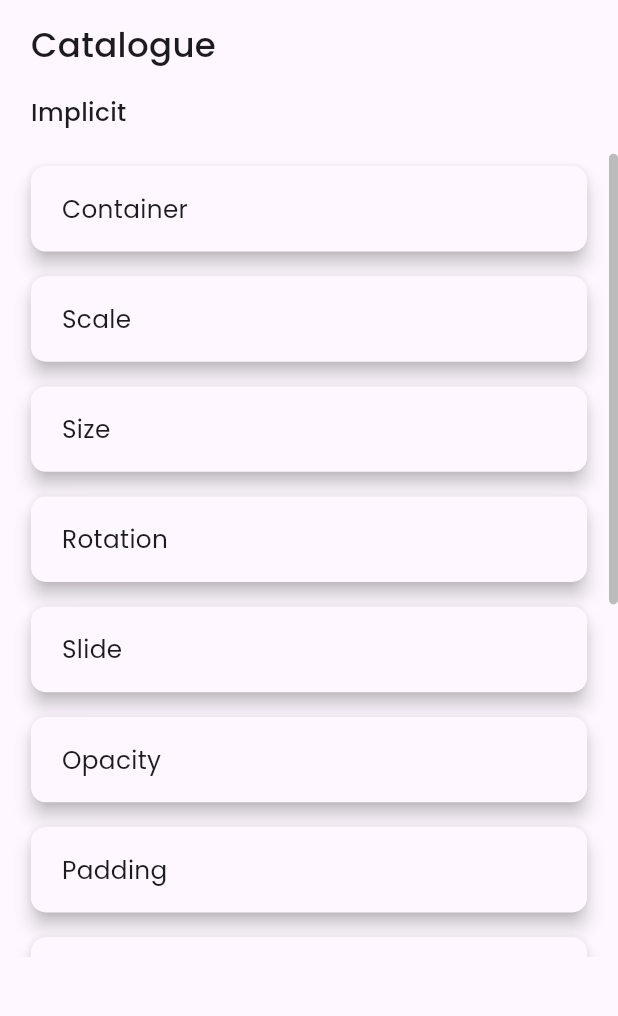
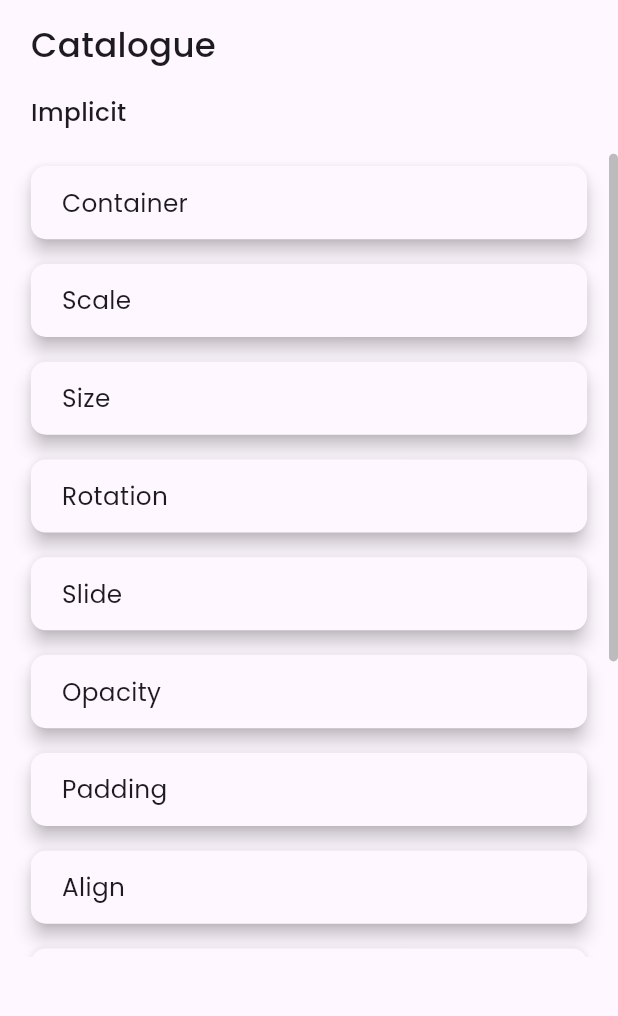
Before and after one commit to bhawesh2002/animotion_gallery, a Flutter app: the screen it shows after launch, on a phone screen of 412 x 824 dp, the part 63-1079 px from its top. Run offline on Flutter 3.47's test engine with Material 3 defaults, Android fonts, the phone set to English and light mode, and no system bars; our stand-ins replace google_fonts.

Commit message:
Update padding in CatalogueItem widget

```diff
--- a/lib/widgets/catalogue_item.dart
+++ b/lib/widgets/catalogue_item.dart
@@ -21,7 +21,7 @@ class CatalogueItem extends StatelessWidget {
           width: MediaQuery.of(context).size.width * 0.9,
           child: Padding(
             padding: EdgeInsets.symmetric(
-                vertical: MediaQuery.of(context).size.height * 0.02,
+                vertical: MediaQuery.of(context).size.height * 0.015,
                 horizontal: MediaQuery.of(context).size.width * 0.05),
             child: Text(
               itemLabel,
```
